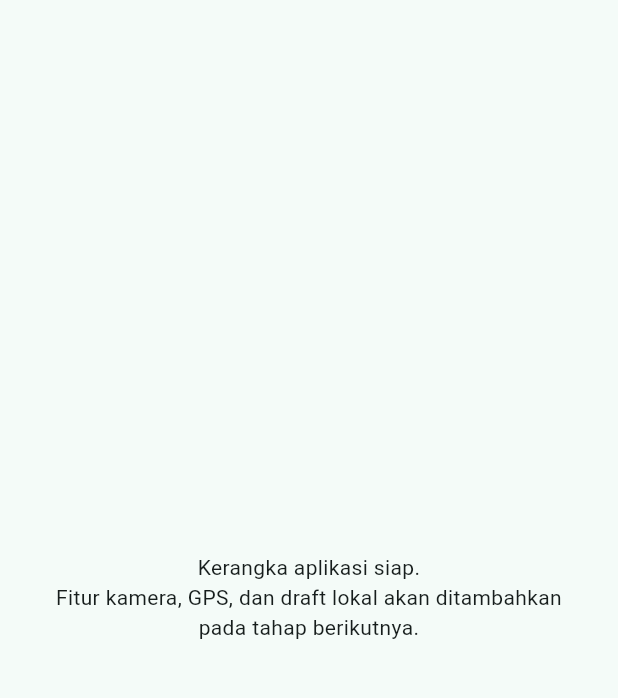
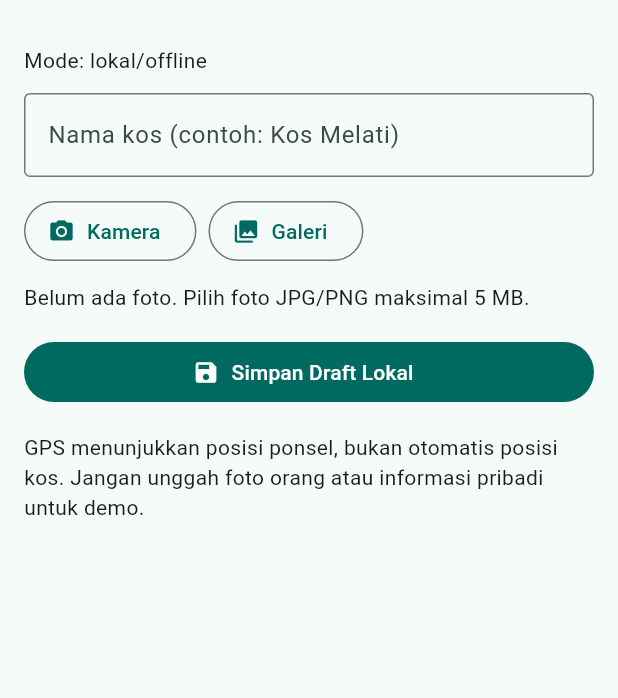
Before and after one commit to shiroKaraa/kosfinder_device_demo, a Flutter app: the screen it shows after launch, on a phone screen of 412 x 824 dp, the part 63-761 px from its top. Run offline on Flutter 3.47's test engine with Material 3 defaults, Android fonts, the phone set to English and light mode, and no system bars; our stand-ins replace image_picker, shared_preferences, supabase_flutter; accounts and stored records are empty.

Commit message:
feat: implementasi kamera, galeri, dan penyimpanan foto permanen

```diff
--- a/lib/main.dart
+++ b/lib/main.dart
@@ -7,11 +7,10 @@ import 'pages/device_demo_page.dart';
 Future<void> main() async {
   WidgetsFlutterBinding.ensureInitialized();
 
-  // Mode lokal dapat berjalan tanpa project / akun Supabase.
   if (CloudConfig.enabled) {
     await Supabase.initialize(
       url: CloudConfig.url,
-      anonKey: CloudConfig.publishableKey,
+      publishableKey: CloudConfig.publishableKey,
     );
   }
 
--- a/lib/pages/device_demo_page.dart
+++ b/lib/pages/device_demo_page.dart
@@ -1,12 +1,118 @@
+import 'dart:async';
+import 'dart:io';
+import 'package:flutter/foundation.dart';
 import 'package:flutter/material.dart';
-
+import 'package:flutter/services.dart';
+import 'package:image_picker/image_picker.dart';
+import '../services/draft_repository.dart';
 import 'sensor_demo_page.dart';
 
-class DeviceDemoPage extends StatelessWidget {
+class DeviceDemoPage extends StatefulWidget {
   const DeviceDemoPage({super.key});
 
   @override
+  State<DeviceDemoPage> createState() => _DeviceDemoPageState();
+}
+
+class _DeviceDemoPageState extends State<DeviceDemoPage> {
+  final _nameController = TextEditingController();
+  final _picker = ImagePicker();
+  final _drafts = DraftRepository();
+
+  String? _photoPath;
+  bool _busy = false;
+
+  @override
+  void initState() {
+    super.initState();
+    _restoreLocalDraft();
+  }
+
+  @override
+  void dispose() {
+    _nameController.dispose();
+    super.dispose();
+  }
+
+  void _notice(String message) {
+    if (!mounted) return;
+    ScaffoldMessenger.of(context).showSnackBar(
+      SnackBar(content: Text(message)),
+    );
+  }
+
+  Future<void> _restoreLocalDraft() async {
+    try {
+      final draft = await _drafts.load();
+      if (!mounted) return;
+      setState(() {
+        _nameController.text = draft['name'] as String? ?? '';
+        _photoPath = draft['photoPath'] as String?;
+      });
+      await _recoverInterruptedPicker();
+    } catch (error) {
+      _notice('Draft lokal belum dapat dibaca: $error');
+    }
+  }
+
+  Future<void> _recoverInterruptedPicker() async {
+    if (defaultTargetPlatform != TargetPlatform.android) return;
+    final lost = await _picker.retrieveLostData();
+    if (lost.isEmpty) return;
+    if (lost.files != null && lost.files!.isNotEmpty) {
+      await _acceptPhoto(lost.files!.first);
+      _notice('Foto dari proses kamera/galeri yang terputus dipulihkan.');
+    } else if (lost.exception != null) {
+      _notice('Pemulihan foto gagal: ${lost.exception}');
+    }
+  }
+
+  Future<void> _saveDraft({bool showMessage = true}) async {
+    await _drafts.save({
+      'name': _nameController.text.trim(),
+      'photoPath': _photoPath,
+    });
+    if (showMessage) _notice('Draft berhasil disimpan di perangkat.');
+  }
+
+  Future<void> _acceptPhoto(XFile picked) async {
+    final permanentPath = await _drafts.savePermanentPhoto(picked);
+    if (!mounted) return;
+    setState(() => _photoPath = permanentPath);
+    await _saveDraft(showMessage: false);
+  }
+
+  Future<void> _choosePhoto(ImageSource source) async {
+    if (_busy) return;
+    setState(() => _busy = true);
+    try {
+      final picked = await _picker.pickImage(
+        source: source,
+        maxWidth: 1600,
+        imageQuality: 80,
+      );
+      if (picked == null) {
+        _notice('Pemilihan foto dibatalkan; draft tidak berubah.');
+        return;
+      }
+      await _acceptPhoto(picked);
+      _notice('Foto disalin ke penyimpanan permanen aplikasi.');
+    } on PlatformException catch (error) {
+      _notice(
+        'Kamera/galeri tidak tersedia (${error.code}). Cek izin perangkat.',
+      );
+    } on FormatException catch (error) {
+      _notice(error.message);
+    } catch (error) {
+      _notice('Gagal memilih foto: $error');
+    } finally {
+      if (mounted) setState(() => _busy = false);
+    }
+  }
+
+  @override
   Widget build(BuildContext context) {
+    final photoExists = _photoPath != null && File(_photoPath!).existsSync();
     return Scaffold(
       appBar: AppBar(
         title: const Text('KosFinder · Device Demo'),
@@ -20,16 +126,69 @@ class DeviceDemoPage extends StatelessWidget {
           ),
         ],
       ),
-      body: const Center(
-        child: Padding(
-          padding: EdgeInsets.all(24),
-          child: Text(
-            'Kerangka aplikasi siap.\n'
-            'Fitur kamera, GPS, dan draft lokal akan ditambahkan '
-            'pada tahap berikutnya.',
-            textAlign: TextAlign.center,
+      body: ListView(
+        padding: const EdgeInsets.all(16),
+        children: [
+          const Text('Mode: lokal/offline'),
+          const SizedBox(height: 12),
+          TextField(
+            controller: _nameController,
+            decoration: const InputDecoration(
+              labelText: 'Nama kos (contoh: Kos Melati)',
+              border: OutlineInputBorder(),
+            ),
           ),
-        ),
+          const SizedBox(height: 12),
+          Wrap(
+            spacing: 8,
+            children: [
+              OutlinedButton.icon(
+                onPressed:
+                    _busy ? null : () => _choosePhoto(ImageSource.camera),
+                icon: const Icon(Icons.camera_alt),
+                label: const Text('Kamera'),
+              ),
+              OutlinedButton.icon(
+                onPressed:
+                    _busy ? null : () => _choosePhoto(ImageSource.gallery),
+                icon: const Icon(Icons.photo_library),
+                label: const Text('Galeri'),
+              ),
+            ],
+          ),
+          const SizedBox(height: 10),
+          if (photoExists)
+            ClipRRect(
+              borderRadius: BorderRadius.circular(12),
+              child: Image.file(
+                File(_photoPath!),
+                height: 200,
+                fit: BoxFit.cover,
+              ),
+            )
+          else
+            const Text('Belum ada foto. Pilih foto JPG/PNG maksimal 5 MB.'),
+          const SizedBox(height: 16),
+          FilledButton.icon(
+            onPressed: _busy
+                ? null
+                : () async {
+                    try {
+                      await _saveDraft();
+                    } catch (error) {
+                      _notice('Gagal menyimpan draft: $error');
+                    }
+                  },
+            icon: const Icon(Icons.save),
+            label: const Text('Simpan Draft Lokal'),
+          ),
+          if (_busy) const LinearProgressIndicator(),
+          const SizedBox(height: 16),
+          const Text(
+            'GPS menunjukkan posisi ponsel, bukan otomatis posisi kos. '
+            'Jangan unggah foto orang atau informasi pribadi untuk demo.',
+          ),
+        ],
       ),
     );
   }
```
Also changed, not shown: lib/services/draft_repository.dart (+47 -1 lines), pubspec.yaml (+3 -71 lines), pubspec.lock, 2 other files.
